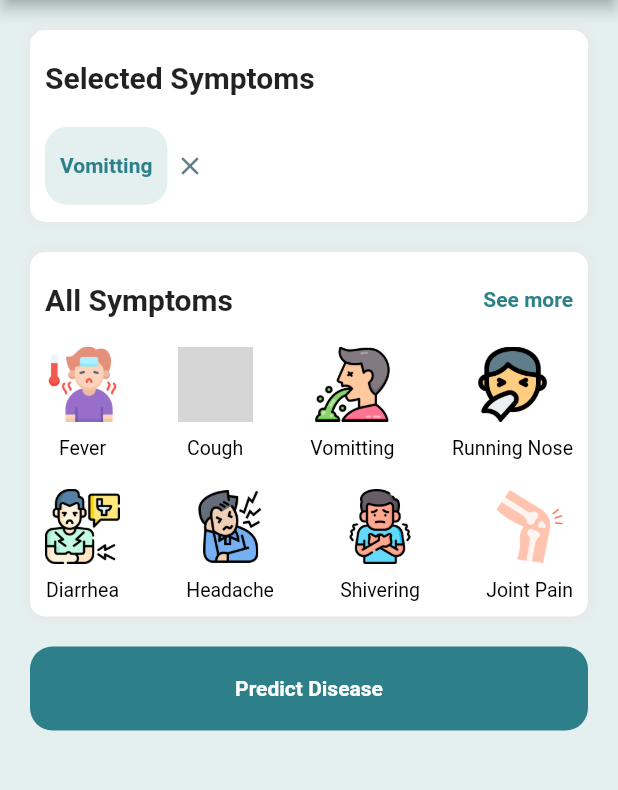
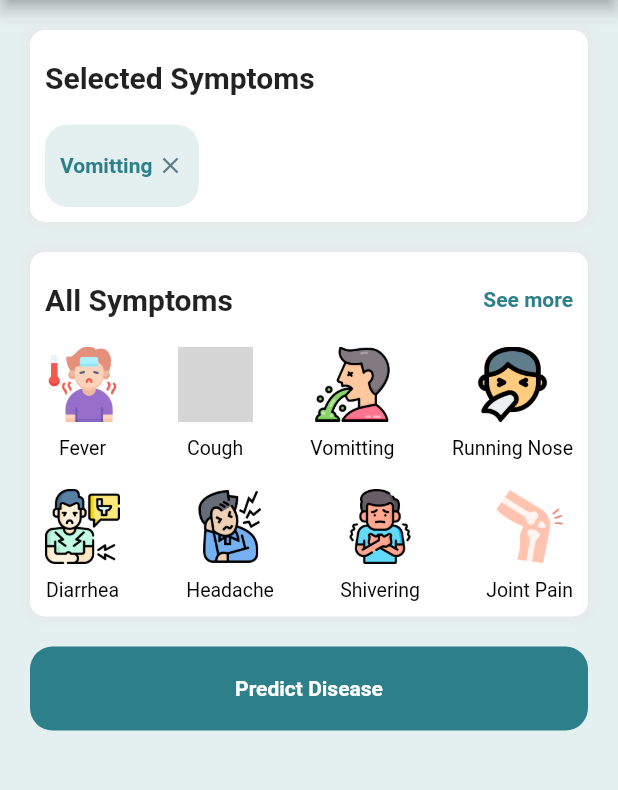
Before and after one commit to Sanyam0908/BTP, a Flutter app: the screen it shows after launch, after a tap on "Fever", after a tap on the "close" icon, after a tap on "Vomitting", on a phone screen of 412 x 824 dp, the part 84-874 px from its top. Run offline on Flutter 3.47's test engine with Material 2 defaults, Android fonts, the phone set to English and light mode, and no system bars; our stand-ins replace get; grey boxes are pictures that could not be loaded.

Commit message:
Commit number 7

```diff
--- a/btp/lib/screens/home.dart
+++ b/btp/lib/screens/home.dart
@@ -2,7 +2,6 @@ import 'package:btp/screens/disease.dart';
 import 'package:btp/screens/symptoms.dart';
 import 'package:btp/screens/symptoms_list.dart';
 import 'package:btp/widgets/symptom_column.dart';
-import 'package:btp/widgets/symptom_container.dart';
 import 'package:flutter/material.dart';
 import 'package:get/get.dart';
 
@@ -84,26 +83,46 @@ class _HomeState extends State<Home> {
                       itemCount: symptoms.selectedSymptoms.length,
                       itemBuilder: (context, index) {
                         final selSymptom = symptoms.selectedSymptoms[index];
-                        return GestureDetector(
-                          // onDoubleTap: () {
-                          //   setState(() {
-                          //     deleteSelected(selSymptom);
-                          //   });
-                          // },
+                        return Container(
+                          margin: EdgeInsets.only(
+                            right: 5,
+                          ),
+                          padding: EdgeInsets.only(
+                            left: 10,
+                            right: 10,
+                            top: 18,
+                            bottom: 18,
+                          ),
+                          decoration: BoxDecoration(
+                            borderRadius: BorderRadius.circular(15),
+                            color: Color(0xFFe4efef),
+                          ),
                           child: Row(
                             children: [
-                              SymptomContainer(
-                                text: selSymptom,
+                              Text(
+                                selSymptom,
+                                style: TextStyle(
+                                  color: Color(0xFF2d8089),
+                                  fontWeight: FontWeight.w600,
+                                ),
+                              ),
+                              SizedBox(
+                                width: 3,
                               ),
                               GestureDetector(
                                 onTap: () {
                                   setState(() {
                                     deleteSelected(selSymptom);
                                   });
+                                  Get.snackbar(
+                                    'Symptom Removed',
+                                    'Symptom Removed',
+                                    duration: Duration(milliseconds: 600),
+                                  );
                                 },
                                 child: Icon(
                                   Icons.close,
-                                  size: 20,
+                                  size: 18,
                                   color: Colors.blueGrey,
                                 ),
                               ),
@@ -179,6 +198,11 @@ class _HomeState extends State<Home> {
                             selectedSymptoms.add('Fever');
                             setState(() {
                               addSelectedSymptoms();
+                              Get.snackbar(
+                                'Item Selected',
+                                'Symptom Selected',
+                                duration: Duration(milliseconds: 600),
+                              );
                             });
                           }
                         },
@@ -193,6 +217,11 @@ class _HomeState extends State<Home> {
                             selectedSymptoms.add('Cough');
                             setState(() {
                               addSelectedSymptoms();
+                              Get.snackbar(
+                                'Item Selected',
+                                'Symptom Selected',
+                                duration: Duration(milliseconds: 600),
+                              );
                             });
                           }
                         },
@@ -207,6 +236,11 @@ class _HomeState extends State<Home> {
                             selectedSymptoms.add('Vomitting');
                             setState(() {
                               addSelectedSymptoms();
+                              Get.snackbar(
+                                'Item Selected',
+                                'Symptom Selected',
+                                duration: Duration(milliseconds: 600),
+                              );
                             });
                           }
                         },
@@ -221,6 +255,11 @@ class _HomeState extends State<Home> {
                             selectedSymptoms.add('Runnning Nose');
                             setState(() {
                               addSelectedSymptoms();
+                              Get.snackbar(
+                                'Item Selected',
+                                'Symptom Selected',
+                                duration: Duration(milliseconds: 600),
+                              );
                             });
                           }
                         },
@@ -243,6 +282,11 @@ class _HomeState extends State<Home> {
                             selectedSymptoms.add('Diarrhea');
                             setState(() {
                               addSelectedSymptoms();
+                              Get.snackbar(
+                                'Item Selected',
+                                'Symptom Selected',
+                                duration: Duration(milliseconds: 600),
+                              );
                             });
                           }
                         },
@@ -257,6 +301,11 @@ class _HomeState extends State<Home> {
                             selectedSymptoms.add('Headache');
                             setState(() {
                               addSelectedSymptoms();
+                              Get.snackbar(
+                                'Item Selected',
+                                'Symptom Selected',
+                                duration: Duration(milliseconds: 600),
+                              );
                             });
                           }
                         },
@@ -271,6 +320,11 @@ class _HomeState extends State<Home> {
                             selectedSymptoms.add('Shivering');
                             setState(() {
                               addSelectedSymptoms();
+                              Get.snackbar(
+                                'Item Selected',
+                                'Symptom Selected',
+                                duration: Duration(milliseconds: 600),
+                              );
                             });
                           }
                         },
@@ -285,6 +339,11 @@ class _HomeState extends State<Home> {
                             selectedSymptoms.add('Joint Pain');
                             setState(() {
                               addSelectedSymptoms();
+                              Get.snackbar(
+                                'Item Selected',
+                                'Symptom Selected',
+                                duration: Duration(milliseconds: 600),
+                              );
                             });
                           }
                         },
--- a/btp/lib/screens/screen_one.dart
+++ b/btp/lib/screens/screen_one.dart
@@ -23,7 +23,7 @@ class ScreenOne extends StatelessWidget {
             Hero(
               tag: 'Title',
               child: Text(
-                "Symptom Check",
+                "Medvic",
                 style: TextStyle(
                     color: Colors.white,
                     fontSize: 30,
--- a/btp/lib/screens/symptoms_list.dart
+++ b/btp/lib/screens/symptoms_list.dart
@@ -148,4 +148,5 @@ class SymptomsList {
   }
 
   List<String> get selectedSymptoms => _selectedSymptoms;
+
 }
--- a/btp/lib/widgets/symptom_container.dart
+++ /dev/null
@@ -1,34 +0,0 @@
-import 'package:btp/screens/symptoms_list.dart';
-import 'package:flutter/material.dart';
-
-class SymptomContainer extends StatelessWidget {
-  final String text;
-  SymptomContainer({Key? key, required this.text}) : super(key: key);
-
-  SymptomsList symptoms = SymptomsList();
-  @override
-  Widget build(BuildContext context) {
-    return Container(
-      margin: EdgeInsets.only(
-        right: 5,
-      ),
-      padding: EdgeInsets.only(
-        left: 10,
-        right: 10,
-        top: 18,
-        bottom: 18,
-      ),
-      decoration: BoxDecoration(
-        borderRadius: BorderRadius.circular(15),
-        color: Color(0xFFe4efef),
-      ),
-      child: Text(
-        text,
-        style: TextStyle(
-          color: Color(0xFF2d8089),
-          fontWeight: FontWeight.w600,
-        ),
-      ),
-    );
-  }
-}
--- a/btp/pubspec.yaml
+++ b/btp/pubspec.yaml
@@ -30,7 +30,6 @@ dependencies:
   flutter:
     sdk: flutter
   get: ^4.6.1
-
 
 
   # The following adds the Cupertino Icons font to your application.
```
Also changed, not shown: btp/lib/screens/symptoms.dart (+13 -1 lines).
